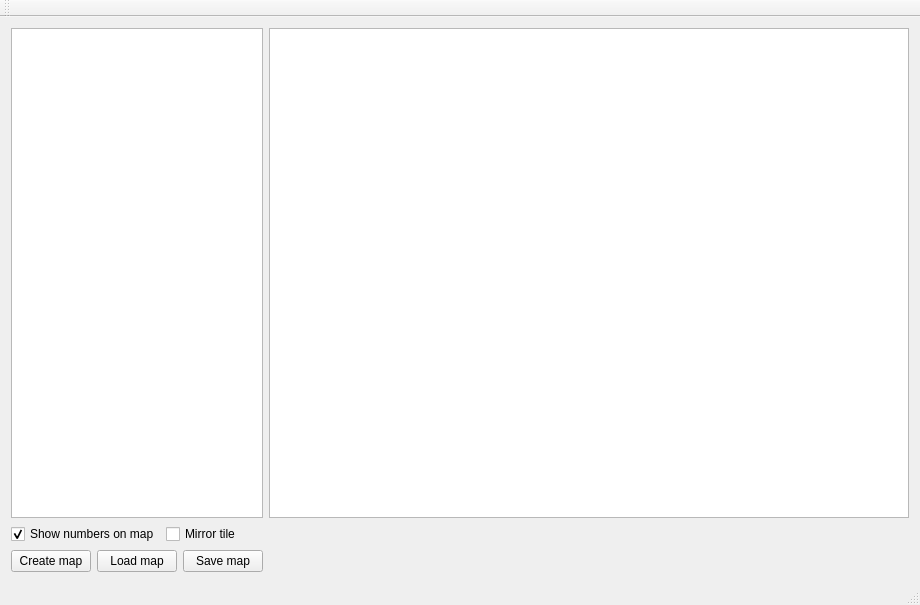
XaviDCR92/Airport, file Source/MapEditor/mainwindow.ui: the form before one commit.
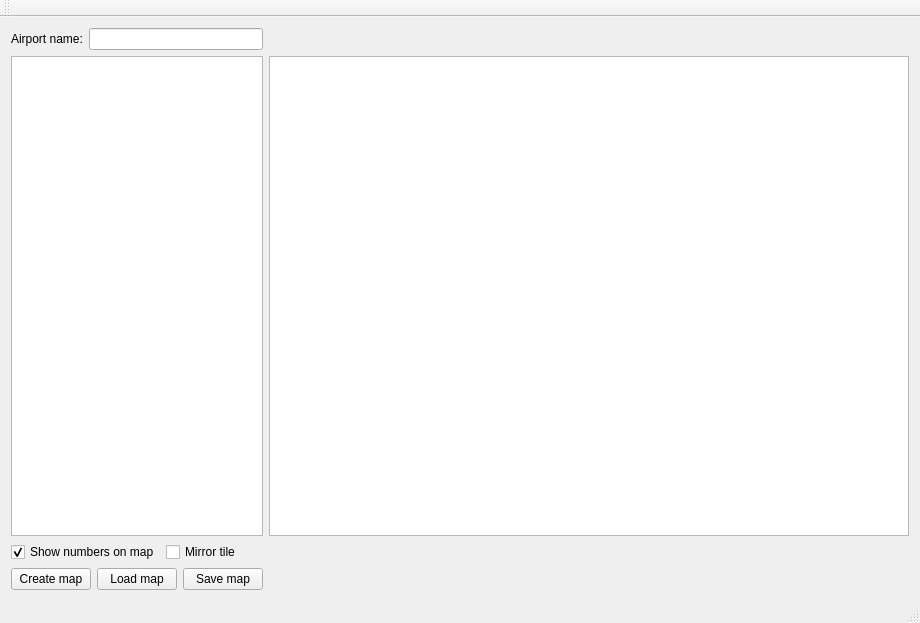
The form after the commit.

Commit message: + Added Message module, used for tutorials. + Added first tutorial level. * Font now inserts line feed automatically if the next word is too long to fit. * Gfx.c: added primitive list double buffering in order to gain some performance. * MapEditor: now airport can be defined inside the tool.

What changed in the file:
```diff
--- a/Source/MapEditor/mainwindow.ui
+++ b/Source/MapEditor/mainwindow.ui
@@ -24,7 +24,7 @@
     <bool>true</bool>
    </property>
    <layout class="QGridLayout" name="gridLayout">
-    <item row="1" column="0">
+    <item row="2" column="0">
      <layout class="QHBoxLayout" name="horizontalLayout_2">
       <item>
        <widget class="QCheckBox" name="showNumbers_Checkbox">
@@ -45,17 +45,7 @@
       </item>
      </layout>
     </item>
-    <item row="0" column="2">
-     <widget class="QGraphicsView" name="graphicsView">
-      <property name="minimumSize">
-       <size>
-        <width>640</width>
-        <height>480</height>
-       </size>
-      </property>
-     </widget>
-    </item>
-    <item row="4" column="0">
+    <item row="5" column="0">
      <layout class="QHBoxLayout" name="horizontalLayout">
       <item>
        <widget class="QPushButton" name="CreateMap_Btn">
@@ -80,7 +70,17 @@
       </item>
      </layout>
     </item>
-    <item row="0" column="0">
+    <item row="1" column="2">
+     <widget class="QGraphicsView" name="graphicsView">
+      <property name="minimumSize">
+       <size>
+        <width>640</width>
+        <height>480</height>
+       </size>
+      </property>
+     </widget>
+    </item>
+    <item row="1" column="0">
      <widget class="QListWidget" name="listWidget">
       <property name="maximumSize">
        <size>
@@ -90,6 +90,24 @@
       </property>
      </widget>
     </item>
+    <item row="0" column="0">
+     <layout class="QHBoxLayout" name="horizontalLayout_3">
+      <item>
+       <widget class="QLabel" name="label">
+        <property name="text">
+         <string>Airport name:</string>
+        </property>
+       </widget>
+      </item>
+      <item>
+       <widget class="QLineEdit" name="airportName_Label">
+        <property name="maxLength">
+         <number>18</number>
+        </property>
+       </widget>
+      </item>
+     </layout>
+    </item>
    </layout>
   </widget>
   <widget class="QMenuBar" name="menuBar">
```
The commit also changes 19 other files.
